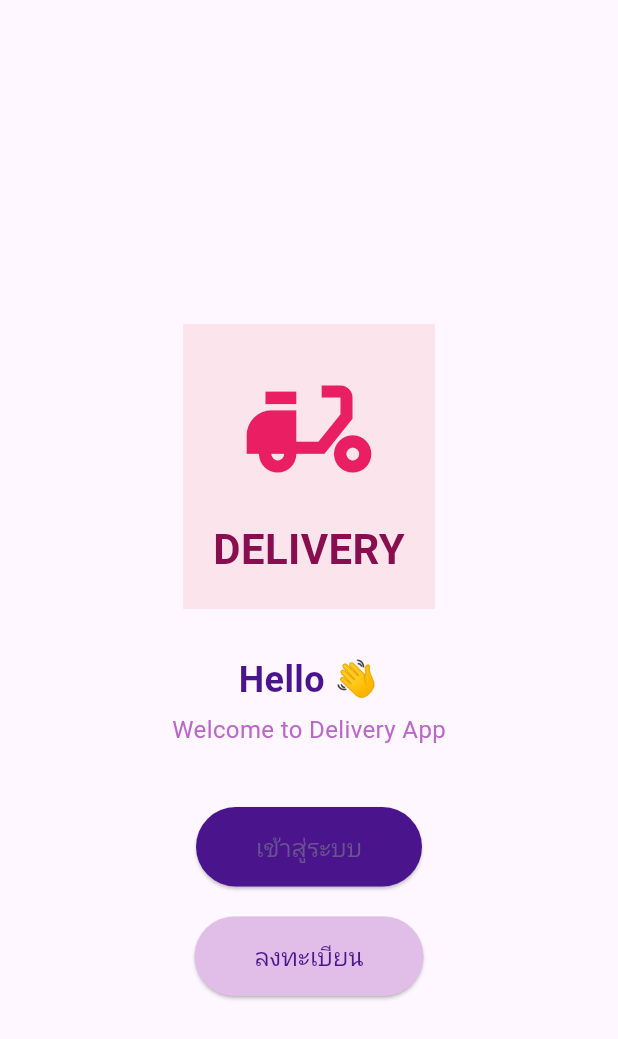
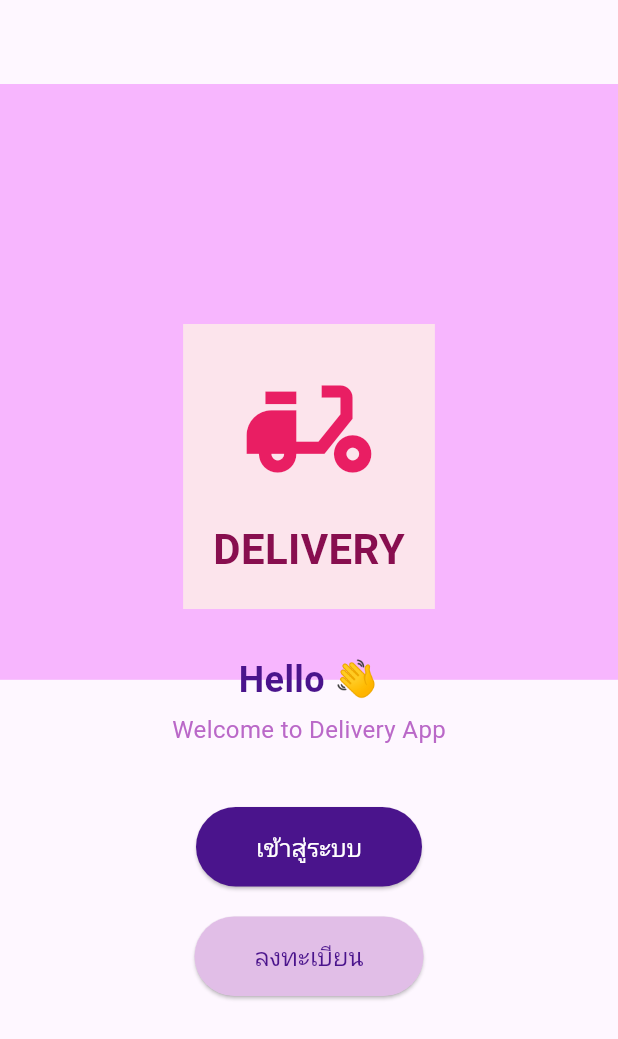
Before and after one commit to evenatthaphan/minopro_mobile_2, a Flutter app: the screen it shows after launch, on a phone screen of 412 x 824 dp. Shown: the top 1039 px of the screen. Run offline on Flutter 3.47's test engine with Material 3 defaults, Android fonts, the phone set to English and light mode, and no system bars.

Commit message:
eve update

```diff
--- a/lib/page/SysHome.dart
+++ b/lib/page/SysHome.dart
@@ -8,11 +8,24 @@ class SystemHomePage extends StatefulWidget {
 }
 
 class _SystemHomePageState extends State<SystemHomePage> {
+
   @override
   Widget build(BuildContext context) {
+    final screenSize = MediaQuery.of(context).size;
     return Scaffold(
       appBar: AppBar(),
-      body: Center(
+      body: Stack(children: [
+        Positioned.fill(
+            child: Padding(
+              padding: EdgeInsets.only(bottom: screenSize.height*0.45),
+              child: Container(
+                decoration: const BoxDecoration(
+                  color: Color.fromARGB(255, 247, 182, 254),
+                ),
+              ),
+            ),
+          ),
+        Center(
           child: Column(
             mainAxisAlignment: MainAxisAlignment.center,
             children: [
@@ -80,7 +93,7 @@ class _SystemHomePageState extends State<SystemHomePage> {
                     ),
                     child: const Text(
                       'เข้าสู่ระบบ',
-                    style: TextStyle(fontSize: 16),
+                      style: TextStyle(fontSize: 16, color: Colors.white),
                     ),
                   ),
                   SizedBox(height: 20),
@@ -105,6 +118,7 @@ class _SystemHomePageState extends State<SystemHomePage> {
             ],
           ),
         ),
+      ]),
     );
   }
 }
```
Also changed, not shown: lib/page/user/sender/HmoePageSender.dart (added, +15 -0 lines), lib/page/user/sender/StatusPageSender.dart (added, +15 -0 lines), lib/page/user/sender/WaitPageSender.dart (added, +15 -0 lines), lib/page/user/sender/navbar_sender.dart (added, +70 -0 lines), pubspec.yaml (+4 -3 lines). Lines whose indentation alone changed are shown as unchanged.
